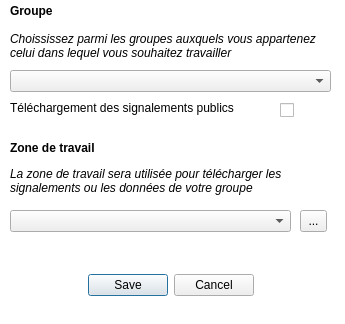
This is ign_espace_collaboratif/FormChoixGroupe_base.ui in IGNF/espace-collaboratif-qgis-plugin as Qt 5 draws it before an edit. The edited form follows.
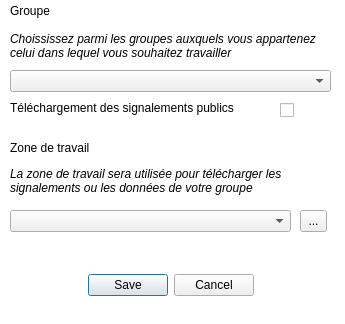
This is the edited form.

```diff
--- a/ign_espace_collaboratif/FormChoixGroupe_base.ui
+++ b/ign_espace_collaboratif/FormChoixGroupe_base.ui
@@ -64,7 +64,7 @@
    <property name="font">
     <font>
      <pointsize>9</pointsize>
-     <weight>75</weight>
+     <weight>700</weight>
      <bold>true</bold>
     </font>
    </property>
@@ -84,7 +84,7 @@
    <property name="font">
     <font>
      <pointsize>9</pointsize>
-     <weight>75</weight>
+     <weight>700</weight>
      <bold>true</bold>
     </font>
    </property>
```
